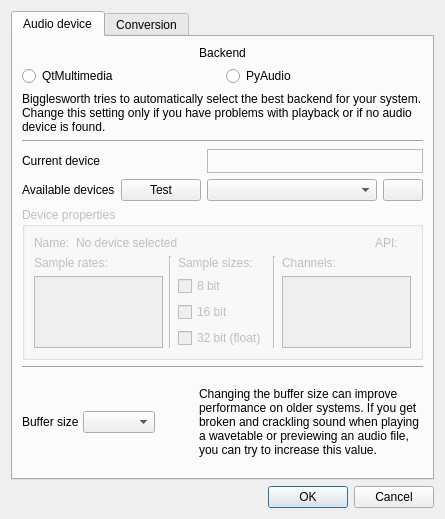
This is bigglesworth/ui/audiosettings.ui in MaurizioB/Bigglesworth as Qt 5 draws it before an edit. The edited form follows.
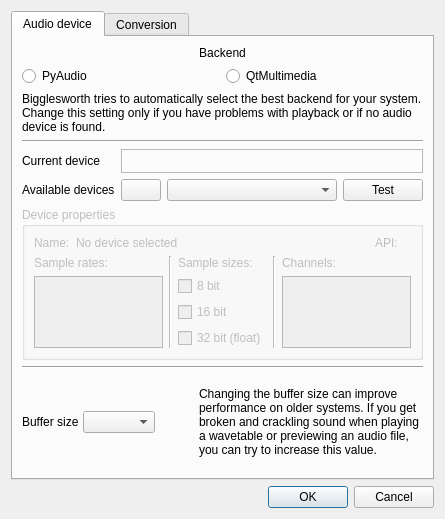
This is the edited form. Icons and pictures are not drawn.

Commit message: AudioSettings layout, stopped audio fixes

The edit to the form file:
```diff
--- a/bigglesworth/ui/audiosettings.ui
+++ b/bigglesworth/ui/audiosettings.ui
@@ -36,76 +36,6 @@
        <string>Audio device</string>
       </attribute>
       <layout class="QGridLayout" name="gridLayout_2">
-       <item row="1" column="0" colspan="2">
-        <widget class="QLabel" name="label_8">
-         <property name="text">
-          <string>Current device</string>
-         </property>
-        </widget>
-       </item>
-       <item row="2" column="0">
-        <widget class="QLabel" name="label">
-         <property name="sizePolicy">
-          <sizepolicy hsizetype="Maximum" vsizetype="Preferred">
-           <horstretch>0</horstretch>
-           <verstretch>0</verstretch>
-          </sizepolicy>
-         </property>
-         <property name="text">
-          <string>Available devices</string>
-         </property>
-        </widget>
-       </item>
-       <item row="1" column="2" colspan="2">
-        <widget class="QLabel" name="currentLbl">
-         <property name="sizePolicy">
-          <sizepolicy hsizetype="Preferred" vsizetype="Maximum">
-           <horstretch>0</horstretch>
-           <verstretch>0</verstretch>
-          </sizepolicy>
-         </property>
-         <property name="styleSheet">
-          <string notr="true">padding: 4px;</string>
-         </property>
-         <property name="frameShape">
-          <enum>QFrame::StyledPanel</enum>
-         </property>
-         <property name="frameShadow">
-          <enum>QFrame::Sunken</enum>
-         </property>
-        </widget>
-       </item>
-       <item row="2" column="2">
-        <widget class="QComboBox" name="deviceCombo"/>
-       </item>
-       <item row="2" column="1">
-        <widget class="QPushButton" name="testDeviceBtn">
-         <property name="sizePolicy">
-          <sizepolicy hsizetype="Maximum" vsizetype="Fixed">
-           <horstretch>0</horstretch>
-           <verstretch>0</verstretch>
-          </sizepolicy>
-         </property>
-         <property name="text">
-          <string>Test</string>
-         </property>
-        </widget>
-       </item>
-       <item row="2" column="3">
-        <widget class="QPushButton" name="reloadBtn">
-         <property name="sizePolicy">
-          <sizepolicy hsizetype="Maximum" vsizetype="Fixed">
-           <horstretch>0</horstretch>
-           <verstretch>0</verstretch>
-          </sizepolicy>
-         </property>
-         <property name="icon">
-          <iconset theme="view-refresh">
-           <normaloff/>
-          </iconset>
-         </property>
-        </widget>
-       </item>
        <item row="3" column="0" colspan="4">
         <widget class="QGroupBox" name="deviceInfoBox">
          <property name="enabled">
@@ -250,16 +180,6 @@
        </item>
        <item row="0" column="0" colspan="4">
         <layout class="QGridLayout" name="gridLayout_5">
-         <item row="1" column="0">
-          <widget class="QRadioButton" name="qtMultimediaRadio">
-           <property name="text">
-            <string>QtMultimedia</string>
-           </property>
-           <attribute name="buttonGroup">
-            <string notr="true">backendGroup</string>
-           </attribute>
-          </widget>
-         </item>
          <item row="2" column="0" colspan="2">
           <widget class="QLabel" name="label_10">
            <property name="text">
@@ -271,16 +191,6 @@
            </property>
           </widget>
          </item>
-         <item row="1" column="1">
-          <widget class="QRadioButton" name="pyAudioRadio">
-           <property name="text">
-            <string>PyAudio</string>
-           </property>
-           <attribute name="buttonGroup">
-            <string notr="true">backendGroup</string>
-           </attribute>
-          </widget>
-         </item>
          <item row="0" column="0" colspan="2">
           <widget class="QLabel" name="label_9">
            <property name="text">
@@ -298,8 +208,67 @@
            </property>
           </widget>
          </item>
+         <item row="1" column="1">
+          <widget class="QRadioButton" name="qtMultimediaRadio">
+           <property name="text">
+            <string>QtMultimedia</string>
+           </property>
+           <attribute name="buttonGroup">
+            <string notr="true">backendGroup</string>
+           </attribute>
+          </widget>
+         </item>
+         <item row="1" column="0">
+          <widget class="QRadioButton" name="pyAudioRadio">
+           <property name="text">
+            <string>PyAudio</string>
+           </property>
+          </widget>
+         </item>
         </layout>
        </item>
+       <item row="2" column="0">
+        <widget class="QLabel" name="label">
+         <property name="sizePolicy">
+          <sizepolicy hsizetype="Maximum" vsizetype="Preferred">
+           <horstretch>0</horstretch>
+           <verstretch>0</verstretch>
+          </sizepolicy>
+         </property>
+         <property name="text">
+          <string>Available devices</string>
+         </property>
+        </widget>
+       </item>
+       <item row="1" column="1" colspan="3">
+        <widget class="QLabel" name="currentLbl">
+         <property name="sizePolicy">
+          <sizepolicy hsizetype="Preferred" vsizetype="Maximum">
+           <horstretch>0</horstretch>
+           <verstretch>0</verstretch>
+          </sizepolicy>
+         </property>
+         <property name="styleSheet">
+          <string notr="true">padding: 4px;</string>
+         </property>
+         <property name="frameShape">
+          <enum>QFrame::StyledPanel</enum>
+         </property>
+         <property name="frameShadow">
+          <enum>QFrame::Sunken</enum>
+         </property>
+        </widget>
+       </item>
+       <item row="4" column="0" colspan="4">
+        <widget class="Line" name="line">
+         <property name="orientation">
+          <enum>Qt::Horizontal</enum>
+         </property>
+        </widget>
+       </item>
+       <item row="2" column="2">
+        <widget class="QComboBox" name="deviceCombo"/>
+       </item>
        <item row="5" column="0" colspan="4">
         <widget class="QWidget" name="bufferSizeWidget" native="true">
          <layout class="QHBoxLayout" name="horizontalLayout">
@@ -364,6 +333,41 @@
          </layout>
         </widget>
        </item>
+       <item row="1" column="0">
+        <widget class="QLabel" name="label_8">
+         <property name="text">
+          <string>Current device</string>
+         </property>
+        </widget>
+       </item>
+       <item row="2" column="1">
+        <widget class="QPushButton" name="reloadBtn">
+         <property name="sizePolicy">
+          <sizepolicy hsizetype="Maximum" vsizetype="Fixed">
+           <horstretch>0</horstretch>
+           <verstretch>0</verstretch>
+          </sizepolicy>
+         </property>
+         <property name="icon">
+          <iconset theme="view-refresh">
+           <normaloff/>
+          </iconset>
+         </property>
+        </widget>
+       </item>
+       <item row="2" column="3">
+        <widget class="QPushButton" name="testDeviceBtn">
+         <property name="sizePolicy">
+          <sizepolicy hsizetype="Maximum" vsizetype="Fixed">
+           <horstretch>0</horstretch>
+           <verstretch>0</verstretch>
+          </sizepolicy>
+         </property>
+         <property name="text">
+          <string>Test</string>
+         </property>
+        </widget>
+       </item>
       </layout>
      </widget>
      <widget class="QWidget" name="conversionTab">
```
Left out of the diff: 9 changed lines with no effect on the pictures. The commit also changes 2 other files.
